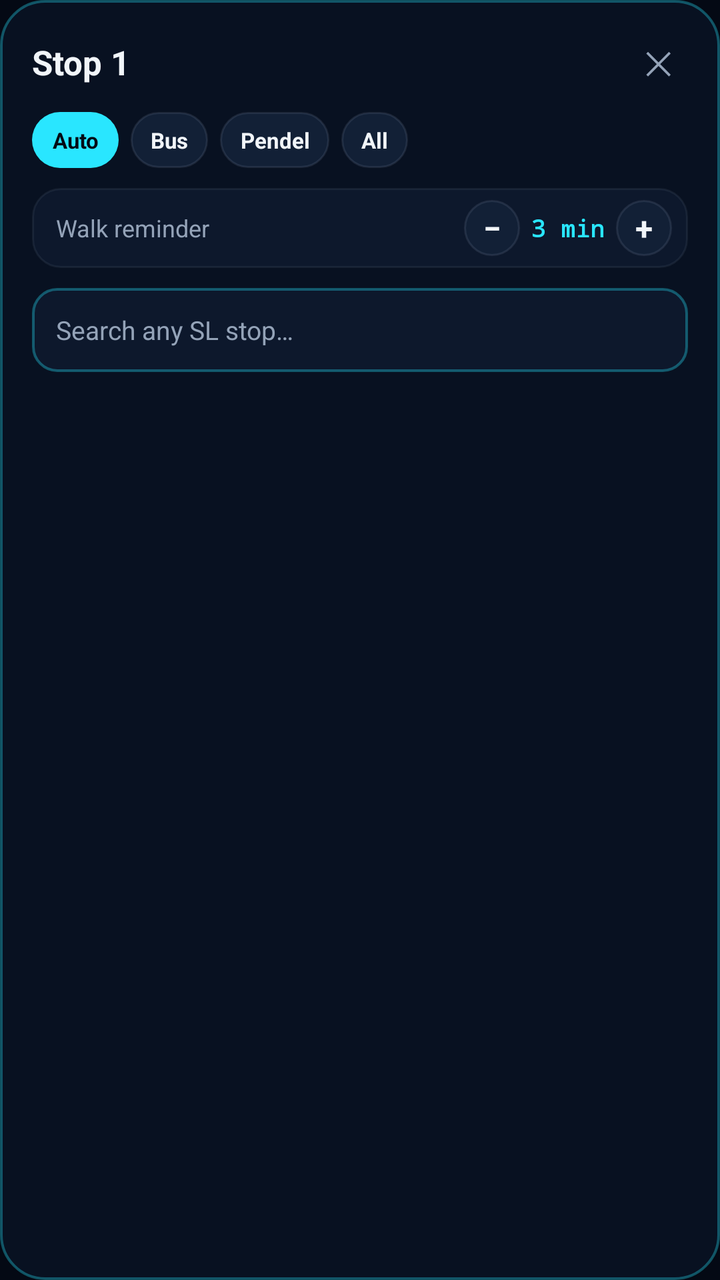
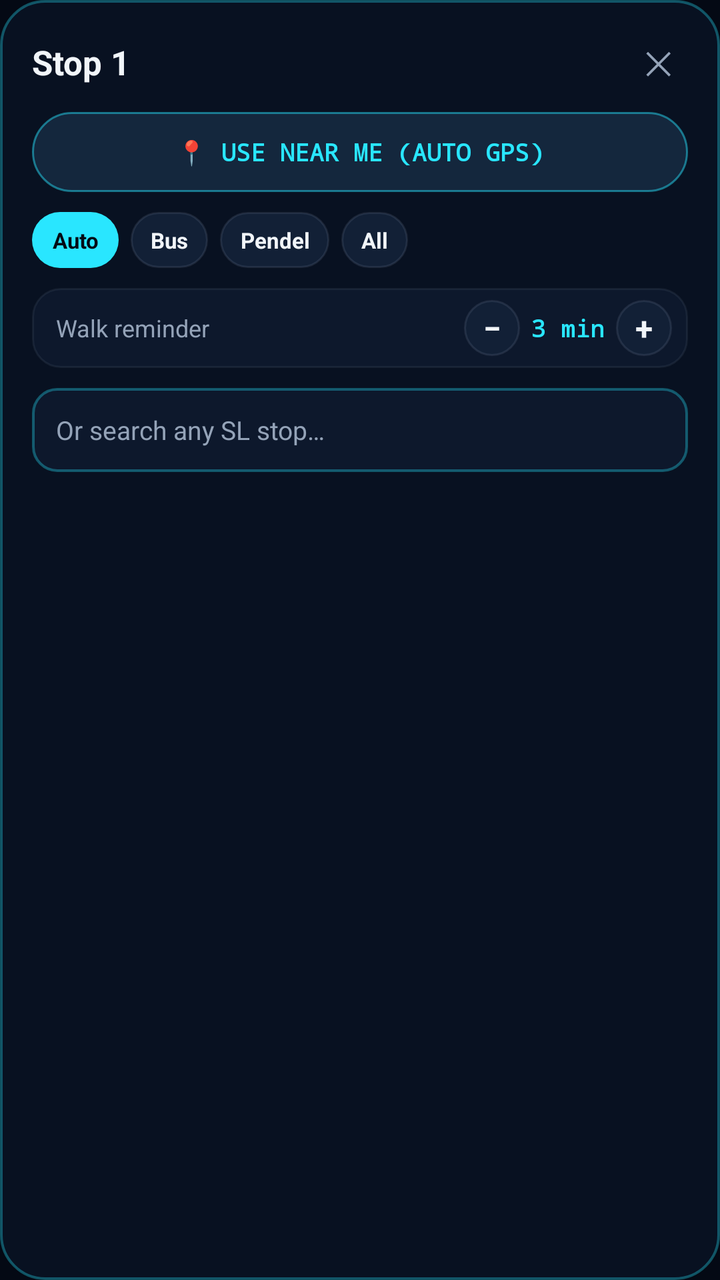

An Android layout rendered at two revisions. The XML below is the earlier revision; the diff shows what the commit changed to produce the second picture.
<!-- AndroidManifest.xml: application theme Theme.TRadar -->
<!-- res/layout/dialog_station_picker.xml -->
<?xml version="1.0" encoding="utf-8"?>
<LinearLayout xmlns:android="http://schemas.android.com/apk/res/android"
    android:layout_width="match_parent"
    android:layout_height="wrap_content"
    android:background="@drawable/dialog_card_bg"
    android:orientation="vertical"
    android:padding="16dp">

    <LinearLayout
        android:layout_width="match_parent"
        android:layout_height="wrap_content"
        android:gravity="center_vertical"
        android:orientation="horizontal">

        <TextView
            android:id="@+id/picker_title"
            android:layout_width="0dp"
            android:layout_height="wrap_content"
            android:layout_weight="1"
            android:text="Stop 1"
            android:textColor="@color/text_primary"
            android:textSize="17sp"
            android:textStyle="bold" />

        <TextView
            android:id="@+id/picker_remove"
            android:layout_width="wrap_content"
            android:layout_height="wrap_content"
            android:layout_marginEnd="10dp"
            android:fontFamily="monospace"
            android:padding="4dp"
            android:text="REMOVE"
            android:textColor="@color/rose_cancel"
            android:textSize="11sp"
            android:textStyle="bold"
            android:visibility="gone" />

        <TextView
            android:id="@+id/picker_close"
            android:layout_width="30dp"
            android:layout_height="30dp"
            android:gravity="center"
            android:text="✕"
            android:textColor="@color/text_secondary"
            android:textSize="16sp" />
    </LinearLayout>

    
    <LinearLayout
        android:layout_width="match_parent"
        android:layout_height="wrap_content"
        android:layout_marginTop="10dp"
        android:orientation="horizontal">

        <TextView
            android:id="@+id/pk_auto"
            android:layout_width="wrap_content"
            android:layout_height="28dp"
            android:layout_marginEnd="6dp"
            android:background="@drawable/chip_active"
            android:gravity="center"
            android:paddingStart="10dp"
            android:paddingEnd="10dp"
            android:text="Auto"
            android:textColor="@color/bg_dark"
            android:textSize="11sp"
            android:textStyle="bold" />

        <TextView
            android:id="@+id/pk_bus"
            android:layout_width="wrap_content"
            android:layout_height="28dp"
            android:layout_marginEnd="6dp"
            android:background="@drawable/chip_idle"
            android:gravity="center"
            android:paddingStart="10dp"
            android:paddingEnd="10dp"
            android:text="Bus"
            android:textColor="@color/text_primary"
            android:textSize="11sp"
            android:textStyle="bold" />

        <TextView
            android:id="@+id/pk_pendel"
            android:layout_width="wrap_content"
            android:layout_height="28dp"
            android:layout_marginEnd="6dp"
            android:background="@drawable/chip_idle"
            android:gravity="center"
            android:paddingStart="10dp"
            android:paddingEnd="10dp"
            android:text="Pendel"
            android:textColor="@color/text_primary"
            android:textSize="11sp"
            android:textStyle="bold" />

        <TextView
            android:id="@+id/pk_all"
            android:layout_width="wrap_content"
            android:layout_height="28dp"
            android:background="@drawable/chip_idle"
            android:gravity="center"
            android:paddingStart="10dp"
            android:paddingEnd="10dp"
            android:text="All"
            android:textColor="@color/text_primary"
            android:textSize="11sp"
            android:textStyle="bold" />
    </LinearLayout>

    
    <LinearLayout
        android:layout_width="match_parent"
        android:layout_height="wrap_content"
        android:layout_marginTop="10dp"
        android:background="@drawable/app_row_bg"
        android:gravity="center_vertical"
        android:orientation="horizontal"
        android:paddingStart="12dp"
        android:paddingTop="6dp"
        android:paddingEnd="8dp"
        android:paddingBottom="6dp">

        <TextView
            android:layout_width="0dp"
            android:layout_height="wrap_content"
            android:layout_weight="1"
            android:text="Walk reminder"
            android:textColor="@color/text_secondary"
            android:textSize="12sp" />

        <TextView
            android:id="@+id/pk_walk_minus"
            android:layout_width="28dp"
            android:layout_height="28dp"
            android:background="@drawable/chip_idle"
            android:gravity="center"
            android:text="−"
            android:textColor="@color/text_primary"
            android:textSize="16sp"
            android:textStyle="bold" />

        <TextView
            android:id="@+id/pk_walk_val"
            android:layout_width="48dp"
            android:layout_height="wrap_content"
            android:fontFamily="monospace"
            android:gravity="center"
            android:text="3 min"
            android:textColor="@color/cyan_accent"
            android:textSize="12sp"
            android:textStyle="bold" />

        <TextView
            android:id="@+id/pk_walk_plus"
            android:layout_width="28dp"
            android:layout_height="28dp"
            android:background="@drawable/chip_idle"
            android:gravity="center"
            android:text="+"
            android:textColor="@color/text_primary"
            android:textSize="16sp"
            android:textStyle="bold" />
    </LinearLayout>

    <EditText
        android:id="@+id/picker_search"
        android:layout_width="match_parent"
        android:layout_height="42dp"
        android:layout_marginTop="10dp"
        android:background="@drawable/input_bg"
        android:hint="Search any SL stop…"
        android:imeOptions="actionSearch"
        android:inputType="text"
        android:maxLines="1"
        android:paddingStart="12dp"
        android:paddingEnd="12dp"
        android:textColor="@color/text_primary"
        android:textColorHint="@color/text_secondary"
        android:textSize="13sp" />

    <ListView
        android:id="@+id/picker_list"
        android:layout_width="match_parent"
        android:layout_height="260dp"
        android:layout_marginTop="10dp"
        android:divider="@android:color/transparent"
        android:dividerHeight="6dp" />

</LinearLayout>
<!-- resources referenced by this layout -->
<resources>
  <color name="bg_dark">#040914</color>
  <color name="cyan_accent">#29E6FF</color>
  <color name="rose_cancel">#FB7185</color>
  <color name="text_primary">#F1F5F9</color>
  <color name="text_secondary">#94A3B8</color>
  <!-- drawable app_row_bg (drawable) -->
  <?xml version="1.0" encoding="utf-8"?>
  <shape xmlns:android="http://schemas.android.com/apk/res/android"
      android:shape="rectangle">
      <solid android:color="#0D182C" />
      <stroke android:width="1dp" android:color="#1A94A3B8" />
      <corners android:radius="14dp" />
  </shape>
  <!-- drawable chip_active (drawable) -->
  <?xml version="1.0" encoding="utf-8"?>
  <shape xmlns:android="http://schemas.android.com/apk/res/android"
      android:shape="rectangle">
      <solid android:color="#29E6FF" />
      <corners android:radius="999dp" />
  </shape>
  <!-- drawable chip_idle (drawable) -->
  <?xml version="1.0" encoding="utf-8"?>
  <shape xmlns:android="http://schemas.android.com/apk/res/android"
      android:shape="rectangle">
      <solid android:color="#122036" />
      <stroke android:width="1dp" android:color="#2694A3B8" />
      <corners android:radius="999dp" />
  </shape>
  <!-- drawable dialog_card_bg (drawable) -->
  <?xml version="1.0" encoding="utf-8"?>
  <shape xmlns:android="http://schemas.android.com/apk/res/android"
      android:shape="rectangle">
      <solid android:color="#081121" />
      <stroke android:width="1.2dp" android:color="#5529E6FF" />
      <corners android:radius="22dp" />
  </shape>
  <!-- drawable input_bg (drawable) -->
  <?xml version="1.0" encoding="utf-8"?>
  <shape xmlns:android="http://schemas.android.com/apk/res/android"
      android:shape="rectangle">
      <solid android:color="#0D182C" />
      <stroke android:width="1.2dp" android:color="#5529E6FF" />
      <corners android:radius="12dp" />
  </shape>
  <style name="Theme.TRadar" parent="Theme.AppCompat.DayNight.NoActionBar">
          <item name="colorPrimary">@color/cyan_accent</item>
          <item name="colorPrimaryDark">@color/bg_dark</item>
          <item name="colorAccent">@color/cyan_accent</item>
          <item name="android:windowBackground">@color/bg_dark</item>
          <item name="android:statusBarColor">@color/bg_dark</item>
          <item name="android:navigationBarColor">@color/bg_dark</item>
      </style>
</resources>

<!-- the commit's change to res/layout/dialog_station_picker.xml (unified diff, before → after) -->
@@ -46,6 +46,20 @@
     </LinearLayout>
 
     
+    <TextView
+        android:id="@+id/pk_use_near_me"
+        android:layout_width="match_parent"
+        android:layout_height="40dp"
+        android:layout_marginTop="10dp"
+        android:background="@drawable/chip_radar_bg"
+        android:fontFamily="monospace"
+        android:gravity="center"
+        android:text="📍 USE NEAR ME (AUTO GPS)"
+        android:textColor="@color/cyan_accent"
+        android:textSize="12sp"
+        android:textStyle="bold" />
+
+    
     <LinearLayout
         android:layout_width="match_parent"
         android:layout_height="wrap_content"
@@ -169,7 +183,7 @@
         android:layout_height="42dp"
         android:layout_marginTop="10dp"
         android:background="@drawable/input_bg"
-        android:hint="Search any SL stop…"
+        android:hint="Or search any SL stop…"
         android:imeOptions="actionSearch"
         android:inputType="text"
         android:maxLines="1"
@@ -182,7 +196,7 @@
     <ListView
         android:id="@+id/picker_list"
         android:layout_width="match_parent"
-        android:layout_height="260dp"
+        android:layout_height="240dp"
         android:layout_marginTop="10dp"
         android:divider="@android:color/transparent"
         android:dividerHeight="6dp" />
<!-- resource entries referenced after the edit -->
@@ -28,6 +28,14 @@
       <stroke android:width="1dp" android:color="#2694A3B8" />
       <corners android:radius="999dp" />
   </shape>
+  <!-- drawable chip_radar_bg (drawable) -->
+  <?xml version="1.0" encoding="utf-8"?>
+  <shape xmlns:android="http://schemas.android.com/apk/res/android"
+      android:shape="rectangle">
+      <solid android:color="#14273D" />
+      <stroke android:width="1dp" android:color="#7729E6FF" />
+      <corners android:radius="999dp" />
+  </shape>
   <!-- drawable dialog_card_bg (drawable) -->
   <?xml version="1.0" encoding="utf-8"?>
   <shape xmlns:android="http://schemas.android.com/apk/res/android"
